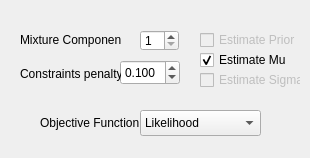
First picture: the form in _AlgorithmsPlugins/SEDS/paramsSEDS.ui, repository b4silio/MLDemos, before the edit.
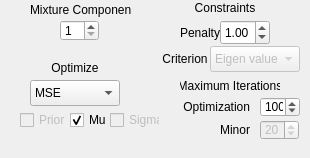
Second picture: the form after the edit.

Commit message: v0.3.6: - NOT TESTED ON LINUX/WINDOWS - Fixed loading+classification+regression on multi-dimensional data - Added Particle Swarm Optimization to Maximizers - Added benchmark problems for maximization - Tried to update to a new version of SEDS without success (new version works but gives worse results)... on hold until Mohammad Khansari gives me his SEDS v2 - Added display for multi-class classification (GMM and KNN only so far)

The edit to the form file:
```diff
--- a/_AlgorithmsPlugins/SEDS/paramsSEDS.ui
+++ b/_AlgorithmsPlugins/SEDS/paramsSEDS.ui
@@ -16,8 +16,8 @@
   <widget class="QLabel" name="label_19">
    <property name="geometry">
     <rect>
-     <x>20</x>
-     <y>30</y>
+     <x>30</x>
+     <y>0</y>
      <width>101</width>
      <height>20</height>
     </rect>
@@ -37,9 +37,9 @@
    </property>
    <property name="geometry">
     <rect>
-     <x>200</x>
-     <y>70</y>
-     <width>101</width>
+     <x>110</x>
+     <y>110</y>
+     <width>50</width>
      <height>20</height>
     </rect>
    </property>
@@ -49,19 +49,22 @@
     </font>
    </property>
    <property name="text">
-    <string>Estimate Sigma</string>
+    <string>Sigma</string>
    </property>
    <property name="checked">
     <bool>false</bool>
    </property>
   </widget>
   <widget class="QLabel" name="label_22">
+   <property name="enabled">
+    <bool>true</bool>
+   </property>
    <property name="geometry">
     <rect>
-     <x>40</x>
-     <y>113</y>
-     <width>100</width>
-     <height>20</height>
+     <x>160</x>
+     <y>46</y>
+     <width>50</width>
+     <height>26</height>
     </rect>
    </property>
    <property name="font">
@@ -70,15 +73,18 @@
     </font>
    </property>
    <property name="text">
-    <string>Objective Function</string>
+    <string>Criterion</string>
+   </property>
+   <property name="alignment">
+    <set>Qt::AlignCenter</set>
    </property>
   </widget>
   <widget class="QDoubleSpinBox" name="sedsPenaltySpin">
    <property name="geometry">
     <rect>
-     <x>120</x>
-     <y>60</y>
-     <width>60</width>
+     <x>220</x>
+     <y>20</y>
+     <width>50</width>
      <height>25</height>
     </rect>
    </property>
@@ -88,7 +94,7 @@
     </font>
    </property>
    <property name="decimals">
-    <number>3</number>
+    <number>2</number>
    </property>
    <property name="minimum">
     <double>0.000000000000000</double>
@@ -96,15 +102,18 @@
    <property name="maximum">
     <double>999999999.000000000000000</double>
    </property>
-   <property name="value">
+   <property name="singleStep">
     <double>0.100000000000000</double>
    </property>
+   <property name="value">
+    <double>1.000000000000000</double>
+   </property>
   </widget>
   <widget class="QSpinBox" name="sedsCount">
    <property name="geometry">
     <rect>
-     <x>140</x>
-     <y>30</y>
+     <x>60</x>
+     <y>20</y>
      <width>39</width>
      <height>21</height>
     </rect>
@@ -130,9 +139,9 @@
   <widget class="QComboBox" name="sedsObjectiveCombo">
    <property name="geometry">
     <rect>
-     <x>140</x>
-     <y>110</y>
-     <width>121</width>
+     <x>30</x>
+     <y>80</y>
+     <width>90</width>
      <height>26</height>
     </rect>
    </property>
@@ -144,11 +153,6 @@
    <property name="currentIndex">
     <number>0</number>
    </property>
-   <item>
-    <property name="text">
-     <string>Likelihood</string>
-    </property>
-   </item>
    <item>
     <property name="text">
      <string>MSE</string>
@@ -158,9 +162,9 @@
   <widget class="QCheckBox" name="sedsCheckMu">
    <property name="geometry">
     <rect>
-     <x>200</x>
-     <y>50</y>
-     <width>101</width>
+     <x>70</x>
+     <y>110</y>
+     <width>40</width>
      <height>20</height>
     </rect>
    </property>
@@ -170,7 +174,7 @@
     </font>
    </property>
    <property name="text">
-    <string>Estimate Mu</string>
+    <string>Mu</string>
    </property>
    <property name="checked">
     <bool>true</bool>
@@ -182,9 +186,9 @@
    </property>
    <property name="geometry">
     <rect>
-     <x>200</x>
-     <y>30</y>
-     <width>101</width>
+     <x>20</x>
+     <y>110</y>
+     <width>50</width>
      <height>20</height>
     </rect>
    </property>
@@ -194,7 +198,7 @@
     </font>
    </property>
    <property name="text">
-    <string>Estimate Prior</string>
+    <string>Prior</string>
    </property>
    <property name="checked">
     <bool>false</bool>
@@ -203,9 +207,82 @@
   <widget class="QLabel" name="label_20">
    <property name="geometry">
     <rect>
-     <x>20</x>
-     <y>64</y>
-     <width>101</width>
+     <x>180</x>
+     <y>20</y>
+     <width>40</width>
+     <height>25</height>
+    </rect>
+   </property>
+   <property name="font">
+    <font>
+     <pointsize>9</pointsize>
+    </font>
+   </property>
+   <property name="text">
+    <string>Penalty</string>
+   </property>
+  </widget>
+  <widget class="QLabel" name="label">
+   <property name="geometry">
+    <rect>
+     <x>40</x>
+     <y>60</y>
+     <width>70</width>
+     <height>16</height>
+    </rect>
+   </property>
+   <property name="font">
+    <font>
+     <pointsize>9</pointsize>
+    </font>
+   </property>
+   <property name="text">
+    <string>Optimize</string>
+   </property>
+   <property name="alignment">
+    <set>Qt::AlignCenter</set>
+   </property>
+  </widget>
+  <widget class="QComboBox" name="sedsConstraintCombo">
+   <property name="enabled">
+    <bool>false</bool>
+   </property>
+   <property name="geometry">
+    <rect>
+     <x>210</x>
+     <y>46</y>
+     <width>90</width>
+     <height>26</height>
+    </rect>
+   </property>
+   <property name="font">
+    <font>
+     <pointsize>9</pointsize>
+    </font>
+   </property>
+   <property name="currentIndex">
+    <number>0</number>
+   </property>
+   <item>
+    <property name="text">
+     <string>Eigen values</string>
+    </property>
+   </item>
+   <item>
+    <property name="text">
+     <string>Principal Minor</string>
+    </property>
+   </item>
+  </widget>
+  <widget class="QLabel" name="label_21">
+   <property name="enabled">
+    <bool>true</bool>
+   </property>
+   <property name="geometry">
+    <rect>
+     <x>180</x>
+     <y>76</y>
+     <width>100</width>
      <height>20</height>
     </rect>
    </property>
@@ -215,7 +292,139 @@
     </font>
    </property>
    <property name="text">
-    <string>Constraints penalty</string>
+    <string>Maximum Iterations</string>
+   </property>
+   <property name="alignment">
+    <set>Qt::AlignCenter</set>
+   </property>
+  </widget>
+  <widget class="QSpinBox" name="minorIterationCount">
+   <property name="enabled">
+    <bool>false</bool>
+   </property>
+   <property name="geometry">
+    <rect>
+     <x>260</x>
+     <y>120</y>
+     <width>39</width>
+     <height>20</height>
+    </rect>
+   </property>
+   <property name="font">
+    <font>
+     <pointsize>9</pointsize>
+    </font>
+   </property>
+   <property name="toolTip">
+    <string>Number of mixture elements</string>
+   </property>
+   <property name="minimum">
+    <number>1</number>
+   </property>
+   <property name="maximum">
+    <number>200</number>
+   </property>
+   <property name="value">
+    <number>20</number>
+   </property>
+  </widget>
+  <widget class="QSpinBox" name="iterationCount">
+   <property name="enabled">
+    <bool>true</bool>
+   </property>
+   <property name="geometry">
+    <rect>
+     <x>260</x>
+     <y>97</y>
+     <width>40</width>
+     <height>20</height>
+    </rect>
+   </property>
+   <property name="font">
+    <font>
+     <pointsize>9</pointsize>
+    </font>
+   </property>
+   <property name="toolTip">
+    <string>Number of mixture elements</string>
+   </property>
+   <property name="minimum">
+    <number>1</number>
+   </property>
+   <property name="maximum">
+    <number>500</number>
+   </property>
+   <property name="value">
+    <number>100</number>
+   </property>
+  </widget>
+  <widget class="QLabel" name="label_23">
+   <property name="geometry">
+    <rect>
+     <x>190</x>
+     <y>-2</y>
+     <width>70</width>
+     <height>20</height>
+    </rect>
+   </property>
+   <property name="font">
+    <font>
+     <pointsize>9</pointsize>
+    </font>
+   </property>
+   <property name="text">
+    <string>Constraints</string>
+   </property>
+   <property name="alignment">
+    <set>Qt::AlignCenter</set>
+   </property>
+  </widget>
+  <widget class="QLabel" name="label_24">
+   <property name="enabled">
+    <bool>true</bool>
+   </property>
+   <property name="geometry">
+    <rect>
+     <x>180</x>
+     <y>97</y>
+     <width>70</width>
+     <height>20</height>
+    </rect>
+   </property>
+   <property name="font">
+    <font>
+     <pointsize>9</pointsize>
+    </font>
+   </property>
+   <property name="text">
+    <string>Optimization</string>
+   </property>
+   <property name="alignment">
+    <set>Qt::AlignRight|Qt::AlignTrailing|Qt::AlignVCenter</set>
+   </property>
+  </widget>
+  <widget class="QLabel" name="label_25">
+   <property name="enabled">
+    <bool>true</bool>
+   </property>
+   <property name="geometry">
+    <rect>
+     <x>200</x>
+     <y>120</y>
+     <width>50</width>
+     <height>20</height>
+    </rect>
+   </property>
+   <property name="font">
+    <font>
+     <pointsize>9</pointsize>
+    </font>
+   </property>
+   <property name="text">
+    <string>Minor</string>
+   </property>
+   <property name="alignment">
+    <set>Qt::AlignRight|Qt::AlignTrailing|Qt::AlignVCenter</set>
    </property>
   </widget>
  </widget>
```
Left out of the diff: 5 changed lines with no effect on the pictures. The commit also changes 90 other files.
